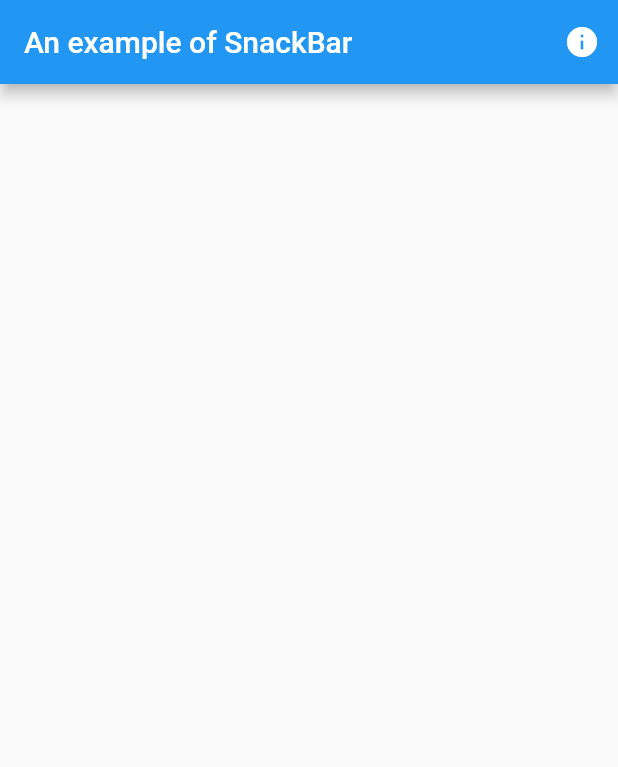
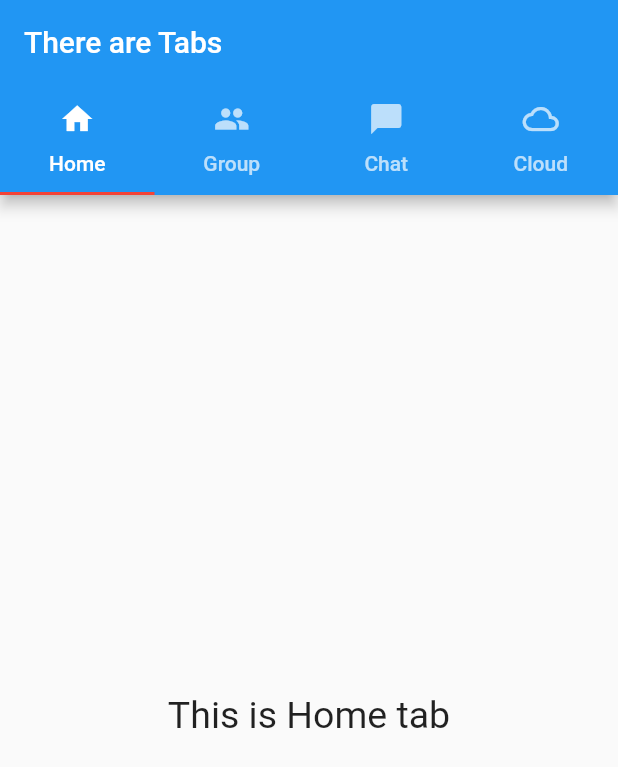
Before and after one commit to dieptran43/Flutter_Learning, a Flutter app: the screen it shows after launch, on a phone screen of 412 x 824 dp. Shown: the top 767 px of the screen. Run offline on Flutter 3.47's test engine with Material 2 defaults, Android fonts, the phone set to English and light mode, and no system bars.

Commit message:
Demo Tabs

```diff
--- a/lib/main.dart
+++ b/lib/main.dart
@@ -2,40 +2,47 @@
  IPMAN
  LE VAN DIEP
  */
+
 import 'package:flutter/material.dart';
+import 'tab1.dart';
+import 'tab2.dart';
+import 'tab3.dart';
+import 'tab4.dart';
+
 void main()=> runApp(new MyApp());
 
 class MyApp extends StatelessWidget{
- final GlobalKey<ScaffoldState> _scaffoldKey = new GlobalKey<ScaffoldState>();
-  _showSnackBar(){
-    print('Show Snackbar here...');
-    final snackBar = new SnackBar(
-      content: new Text('This is a SnackBar'),
-      duration: new Duration(seconds: 3),
-      backgroundColor: Colors.black,
-      action: new SnackBarAction(label: "OK",onPressed: (){
-        print('Button OK cliked!!!');
-      },),
-    );
-    _scaffoldKey.currentState.showSnackBar(snackBar);
-  }
-
   @override
   Widget build(BuildContext context){
-    return new MaterialApp(
-      title: 'SnackBar example',
-      home: new Scaffold(
-        key: _scaffoldKey,
+    final tabController = new DefaultTabController(
+      length: 4,
+      child: new Scaffold(
         appBar: new AppBar(
-          title: new Text('An example of SnackBar'),
-          actions: <Widget>[
-            new IconButton(
-              icon: new Icon(Icons.info),
-              onPressed: _showSnackBar,
-            )
+          title: new Text('There are Tabs'),
+          bottom: new TabBar(
+            indicatorColor: Colors.red,
+            indicatorWeight: 2.0,
+            tabs: [
+              new Tab(icon: new Icon(Icons.home),text: 'Home',),
+              new Tab(icon: new Icon(Icons.group), text: 'Group',),
+              new Tab(icon: new Icon(Icons.chat_bubble),text: 'Chat',),
+              new Tab(icon: new Icon(Icons.cloud_queue), text: 'Cloud',)
+            ],
+          ),
+        ),
+        body: new TabBarView(
+          children: [
+            new Tab1(),
+            new Tab2(),
+            new Tab3(),
+            new Tab4()
           ],
         ),
       ),
     );
+    return new MaterialApp(
+      title: 'Tabs example',
+      home: tabController,
+    );
   }
 }
--- /dev/null
+++ b/lib/tab1.dart
@@ -0,0 +1,12 @@
+import 'package:flutter/material.dart';
+
+class Tab1 extends StatelessWidget{
+  @override
+  Widget build(BuildContext context){
+    return new Center(
+      child: new Text('This is Home tab',
+      style: new TextStyle(fontSize: 25.0)),
+
+    );
+  }
+}
```
Also changed, not shown: lib/tab2.dart (added, +13 -0 lines), lib/tab3.dart (added, +14 -0 lines), lib/tab4.dart (added, +14 -0 lines).
